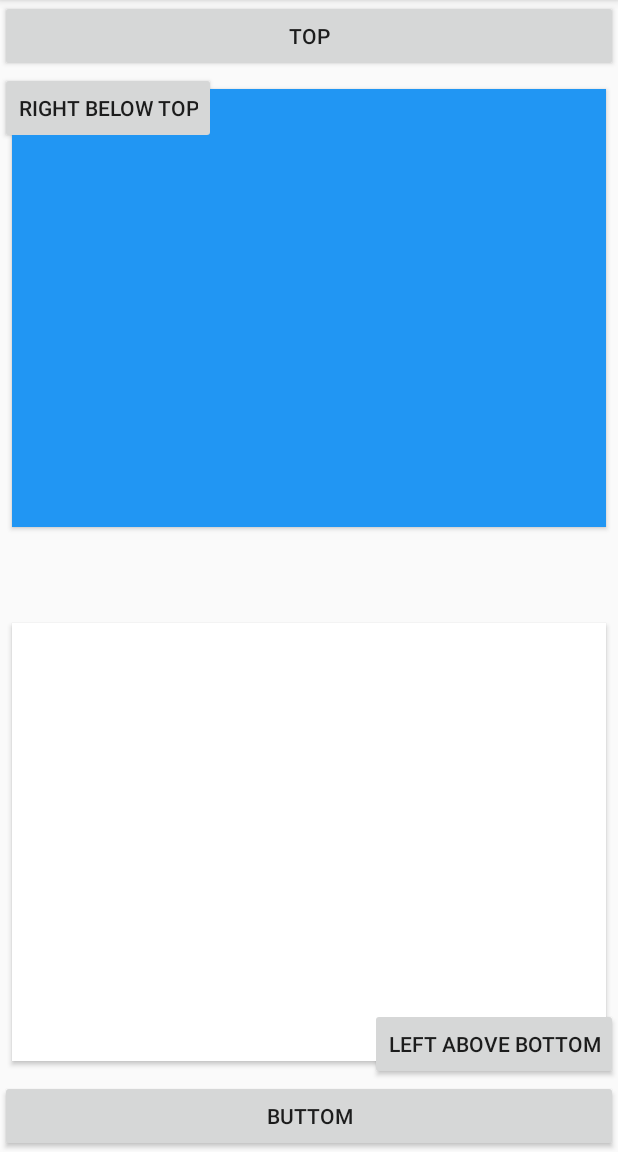
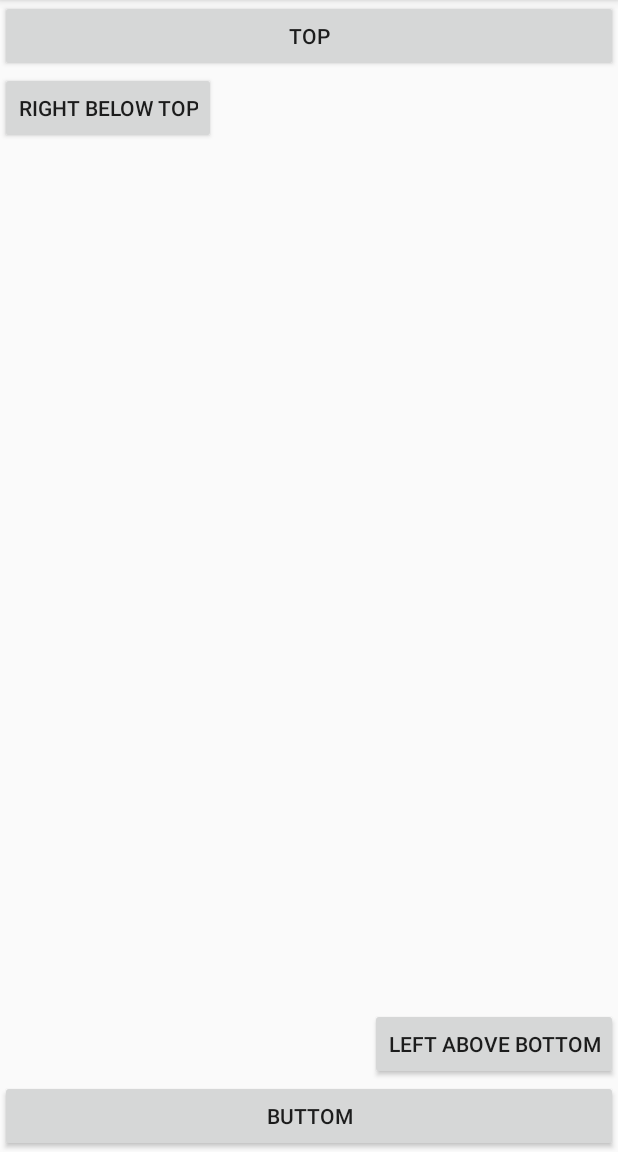
Before and after one commit to pemrograman-mobile-2019/02-constraint-layout-ArsalanFarrell, an Android app: the screen it shows after launch (MainActivity), on a phone screen of 412 x 824 dp, the part 84-1236 px from its top. Run offline under Robolectric (Android 15) with nearby library versions, the phone set to English and light mode, and no system bars.

Commit message:
layout fixed

```diff
--- a/app/src/main/res/layout/activity_main.xml
+++ b/app/src/main/res/layout/activity_main.xml
@@ -13,35 +13,6 @@
         android:layout_height="wrap_content"
         android:orientation="horizontal"
         app:layout_constraintGuide_percent="0.5" />
-
-    <Button
-        android:id="@+id/button"
-        android:layout_width="match_parent"
-        android:layout_height="292dp"
-        android:layout_marginStart="8dp"
-        android:layout_marginTop="8dp"
-        android:layout_marginEnd="8dp"
-        android:layout_marginBottom="5dp"
-        android:background="#2196F3"
-        app:layout_constraintBottom_toTopOf="@+id/button2"
-        app:layout_constraintEnd_toEndOf="parent"
-        app:layout_constraintStart_toStartOf="parent"
-        app:layout_constraintTop_toTopOf="parent" />
-
-    <Button
-        android:id="@+id/button2"
-        android:layout_width="match_parent"
-        android:layout_height="292dp"
-        android:layout_marginStart="8dp"
-        android:layout_marginTop="8dp"
-        android:layout_marginEnd="8dp"
-        android:layout_marginBottom="9dp"
-        android:background="#ffffff"
-        app:layout_constraintBottom_toBottomOf="parent"
-        app:layout_constraintEnd_toEndOf="parent"
-        app:layout_constraintHorizontal_bias="0.0"
-        app:layout_constraintStart_toStartOf="parent"
-        app:layout_constraintTop_toBottomOf="@+id/button" />
 
     <Button
         android:id="@+id/button4"
```
